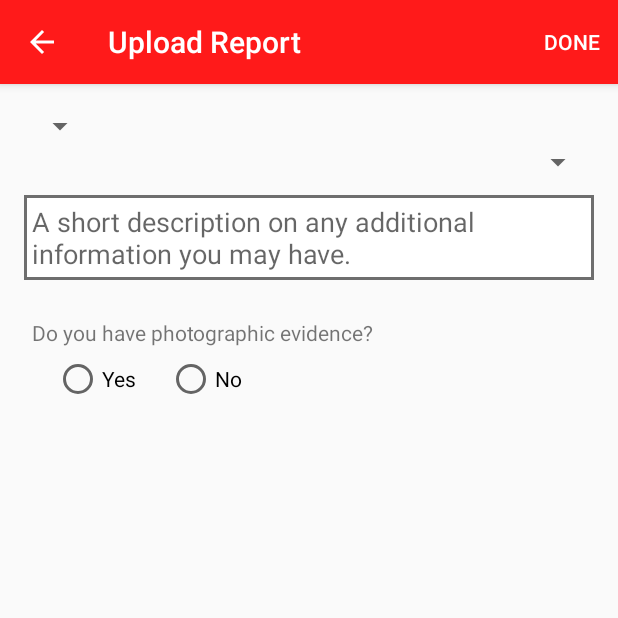
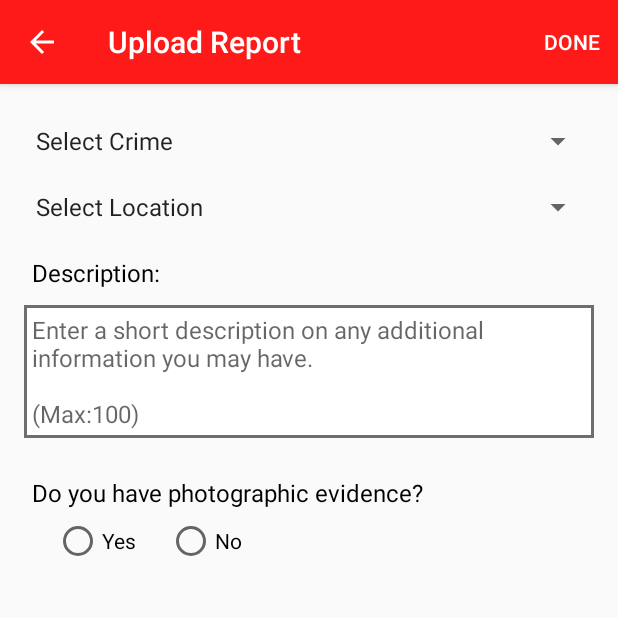
Before and after one commit to megan16/UserFrontend-project, an Android app: the UploadCrime screen opened directly, with no data from a screen before it, on a phone screen of 412 x 824 dp, the top half of it. Run offline under Robolectric (Android 15) with nearby library versions, the phone set to English and light mode, and no system bars.

Commit message:
continuing upload
picture upload and design of report to fix

```diff
--- a/UWICommunity/app/src/main/java/com/example/megan/uwicommunity/UploadCrime.java
+++ b/UWICommunity/app/src/main/java/com/example/megan/uwicommunity/UploadCrime.java
@@ -7,11 +7,27 @@ import android.graphics.drawable.ColorDrawable;
 import android.support.annotation.NonNull;
 import android.support.v7.app.AppCompatActivity;
 import android.os.Bundle;
+import android.util.Log;
 import android.view.Menu;
 import android.view.MenuItem;
+import android.view.View;
+import android.widget.ArrayAdapter;
+import android.widget.ImageView;
+import android.widget.RadioButton;
+import android.widget.RadioGroup;
+import android.widget.Spinner;
 import android.widget.Toast;
 
+import java.util.ArrayList;
+import java.util.Collections;
+import java.util.List;
+
 public class UploadCrime extends AppCompatActivity {
+    private Spinner locList;
+    private Spinner crimeTypeList;
+    private RadioGroup imageChoiceRadioGroup;
+    private RadioButton answerRadioButton;
+    private ImageView pictureUpload;
 
     @Override
     protected void onCreate(Bundle savedInstanceState) {
@@ -22,8 +38,104 @@ public class UploadCrime extends AppCompatActivity {
         getSupportActionBar().setTitle("Upload Report");
         getSupportActionBar().setDisplayHomeAsUpEnabled(true);
 
+        crimeTypeList= (Spinner) findViewById(R.id.crimeCategory);
+        locList= (Spinner)findViewById(R.id.crimeLoc);
+        addLocationToSpinner(); // add location stored in database to dropdown list
+        addCrimeTypesToSpinner(); //adds the categories of crimes to a list for a user to choice from
+
+        imageChoiceRadioGroup= (RadioGroup) findViewById(R.id.uploadPicChoice); //get radio group
+        //View view= getWindow().findViewById(android.R.id.content);
+        pictureUpload= (ImageView) findViewById(R.id.picture);
+        getChoice(); //get whether or not the user has a picture to upload or not
+
+
     }
 
+    private void getChoice() {
+
+        imageChoiceRadioGroup.setOnCheckedChangeListener(new RadioGroup.OnCheckedChangeListener() {
+            @Override
+            public void onCheckedChanged(RadioGroup group, int checkedId) {
+                if(checkedId!=-1) {
+
+                    answerRadioButton = (RadioButton) findViewById(checkedId);// get which radio button was selected
+                    Log.d("MEG", " button " + answerRadioButton.getText());
+                    if (answerRadioButton.getText().toString().equalsIgnoreCase("yes")) {
+                        // set image view visibility to visible
+                        pictureUpload.setVisibility(View.VISIBLE);
+                    } else {
+                        pictureUpload.setVisibility(View.INVISIBLE);
+                    }
+                }
+
+            }
+        });
+
+    }
+
+    private void addCrimeTypesToSpinner() {
+        List<String> list= new ArrayList<String>();
+        list.add("Select Crime");
+        list.add("Motor Theft");
+        list.add("Robbery");
+        list.add("Rape");
+        list.add("Peeping Toms");
+        list.add("Assault");
+        list.add("Motor Vandalism");
+
+        Collections.sort(list.subList(1,list.size()));// sort list for user dispaly
+        ArrayAdapter <String> adapter= new ArrayAdapter<String>(this,
+                android.R.layout.simple_spinner_item,list);
+        adapter.setDropDownViewResource(android.R.layout.simple_spinner_dropdown_item);
+        crimeTypeList.setAdapter(adapter);
+
+    }
+
+    public void addLocationToSpinner(){
+        List<String> list= new ArrayList<String>();
+        //TODO:Make select location not a choice& default
+        list.add("Select Location");
+        list.add("Bus Route- North Gate (Yvettes)");
+        list.add("South Gate- Gate Boys");
+        ArrayAdapter<String> adapter= new ArrayAdapter<String>(this,
+                android.R.layout.simple_spinner_item,list);
+        adapter.setDropDownViewResource(android.R.layout.simple_spinner_dropdown_item);
+        locList.setAdapter(adapter);
+
+    }
+
+
+    public void verifySubmission(){
+
+        final AlertDialog.Builder alert=new AlertDialog.Builder(UploadCrime.this);
+        alert.setMessage(R.string.verifySubmit);
+        alert.setPositiveButton(R.string.yesP, new DialogInterface.OnClickListener() {
+
+            @Override
+            public void onClick(DialogInterface dialog, int which) {
+                // perform web services
+                //send kill activity and go home
+            }
+        });
+
+        alert.setNegativeButton(R.string.canP, new DialogInterface.OnClickListener() {
+            @Override
+            public void onClick(DialogInterface dialog, int which) {
+                dialog.cancel();
+                Toast.makeText(getApplicationContext(), "If you wish to discard simply press back to go home",
+                        Toast.LENGTH_LONG).show();
+            }
+
+        });
+
+
+        alert.create();
+        alert.show();
+
+
+    }
+
+/* ################################################################################################*/
     @Override
     public boolean onCreateOptionsMenu(Menu menu) {
         // Inflate the menu; this adds items to the action bar if it is present.
@@ -50,33 +162,4 @@ public class UploadCrime extends AppCompatActivity {
     }
 
 
-    public void verifySubmission(){
-
-        final AlertDialog.Builder alert=new AlertDialog.Builder(UploadCrime.this);
-        alert.setMessage(R.string.verifySubmit);
-        alert.setPositiveButton(R.string.yesP, new DialogInterface.OnClickListener() {
-
-            @Override
-            public void onClick(DialogInterface dialog, int which) {
-                // perform web services
-                //send kill activity and go home
-            }
-        });
-
-        alert.setNegativeButton(R.string.canP, new DialogInterface.OnClickListener() {
-            @Override
-            public void onClick(DialogInterface dialog, int which) {
-                dialog.cancel();
-                Toast.makeText(getApplicationContext(),"If you wish to discard simply press back to go home",
-                        Toast.LENGTH_LONG).show();
-            }
-
-        });
-
-
-        alert.create();
-        alert.show();
-
-
-    }
 }
--- a/UWICommunity/app/src/main/java/com/example/megan/uwicommunity/WalkBData.java
+++ b/UWICommunity/app/src/main/java/com/example/megan/uwicommunity/WalkBData.java
@@ -66,7 +66,7 @@ public class WalkBData extends AppCompatActivity {
     public void addItemsToSpinners(){
         List <String> list= new ArrayList<String>();
         //TODO:Make select location not a choice& default
-        list.add("Select location");
+        list.add("Select Location");
         list.add("Bus Route- North Gate (Yvettes)");
         list.add("South Gate- Gate Boys");
 
--- a/UWICommunity/app/src/main/res/layout/activity_upload_crime.xml
+++ b/UWICommunity/app/src/main/res/layout/activity_upload_crime.xml
@@ -9,13 +9,16 @@
     android:paddingRight="@dimen/activity_horizontal_margin"
     android:paddingTop="@dimen/activity_vertical_margin"
     tools:context="com.example.megan.uwicommunity.UploadCrime"
-    android:orientation="vertical">
+    android:orientation="vertical"
+    android:id="@+id/content">
 
 
     <Spinner
-        android:layout_width="wrap_content"
+        android:layout_width="match_parent"
         android:layout_height="wrap_content"
-        android:id="@+id/crimeCategory"/>
+        android:id="@+id/crimeCategory"
+        android:layout_marginTop="10dp"
+        android:layout_marginBottom="10dp"/>
 
     <ScrollView
         android:layout_width="match_parent"
@@ -30,19 +33,37 @@
             <Spinner
                 android:layout_width="match_parent"
                 android:layout_height="wrap_content"
-                android:id="@+id/crimeLoc"/>
+                android:id="@+id/crimeLoc"
+                android:layout_marginTop="10dp"
+                android:layout_marginBottom="10dp"/>
 
+            <TextView
+                android:layout_width="match_parent"
+                android:layout_height="wrap_content"
+                android:textColor="@color/black"
+                android:textSize="16sp"
+                android:text="Description:"
+                android:padding="5dp"
+                android:layout_marginTop="5dp"/>
             <EditText
                 android:layout_width="match_parent"
                 android:layout_height="wrap_content"
                 android:hint="@string/cDescript"
-                android:layout_marginTop="10dp"
+                android:layout_marginTop="5dp"
                 android:padding="5dp"
+                android:textSize="16sp"
                 android:inputType="textMultiLine"
                 android:ems="10"
                 android:id="@+id/description"
                 android:background="@drawable/text_border"
-                android:layout_marginBottom="10dp"/>
+                android:layout_marginBottom="10dp"
+                android:maxLength="100"
+                android:paddingLeft="10dp"
+                android:paddingBottom="10dp"
+                android:paddingEnd="5dp"
+                android:paddingRight="10dp"
+                android:gravity="top"
+                />
 
 
 
@@ -52,7 +73,9 @@
                 android:layout_height="wrap_content"
                 android:text="@string/uploadPicQuest"
                 android:padding="5dp"
-                android:layout_marginTop="10dp"/>
+                android:layout_marginTop="10dp"
+                android:textSize="16sp"
+                android:textColor="@color/black"/>
 
             <RadioGroup
                 android:layout_width="match_parent"
@@ -76,11 +99,12 @@
 
             <ImageView
                 android:layout_width="match_parent"
-                android:layout_height="150dp"
-                android:background="@drawable/user2"
+                android:layout_height="180dp"
+                android:background="@drawable/user1"
                 android:layout_marginTop="16dp"
                 android:layout_gravity="center"
-                android:visibility="invisible"/>
+                android:visibility="invisible"
+                android:id="@+id/picture"/>
 
             <!--TODO:fix picture-->
 
--- a/UWICommunity/app/src/main/res/values/strings.xml
+++ b/UWICommunity/app/src/main/res/values/strings.xml
@@ -38,5 +38,5 @@
     <string name="done">Done</string>
     <string name="verifySubmit">Are you sure you want to submit?</string>
     <string name="uploadPicQuest">Do you have photographic evidence?</string>
-    <string name="cDescript">A short description on any additional information you may have.</string>
+    <string name="cDescript">Enter a short description on any additional information you may have.\n\n(Max:100)</string>
 </resources>
```
Also changed, not shown: UWICommunity/app/src/main/res/drawable/user1.png (added).
